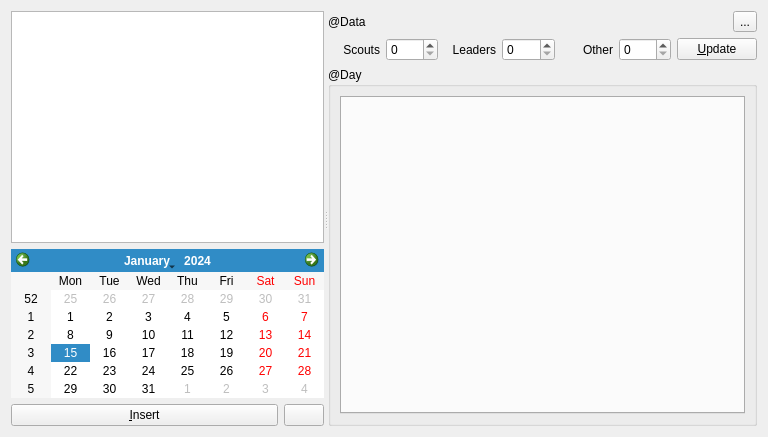
This is src/ui/TabMealWidget.ui in wnt-zhp/zarlock-cpp as Qt 5 draws it before an edit. The edited form follows.
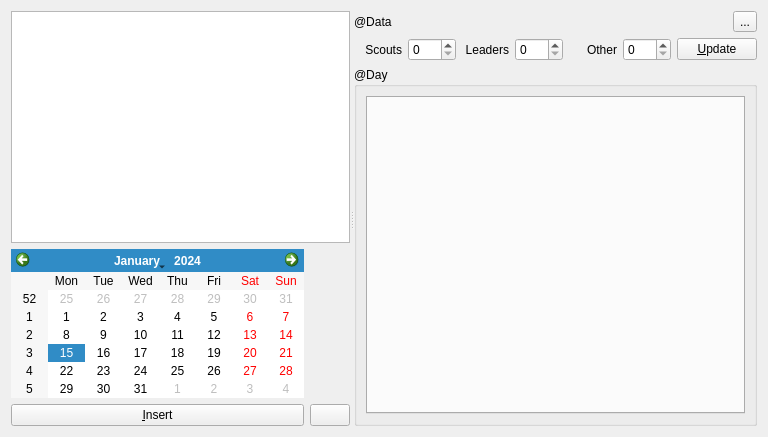
This is the edited form. Custom widgets are drawn as their Qt base class.

Commit message: Spin boxes mapping in meal tab fixed, db optimalization.

Diff of the .ui file:
```diff
--- a/src/ui/TabMealWidget.ui
+++ b/src/ui/TabMealWidget.ui
@@ -20,22 +20,41 @@
       <enum>Qt::Horizontal</enum>
      </property>
      <widget class="QWidget" name="verticalLayoutWidget">
-      <layout class="QVBoxLayout" name="verticalLayout" stretch="1,0,0">
+      <layout class="QVBoxLayout" name="verticalLayout" stretch="1,0">
        <item>
         <widget class="QTableView" name="list_meal"/>
        </item>
        <item>
+        <layout class="QHBoxLayout" name="horizontalLayout_4" stretch="1,0">
+         <item>
+          <layout class="QVBoxLayout" name="layout_calendar">
+           <item>
         <widget class="QCalendarWidget" name="calendar"/>
        </item>
        <item>
-        <layout class="QHBoxLayout" name="horizontalLayout_5" stretch="1,0">
-         <item>
           <widget class="QPushButton" name="action_insert">
            <property name="text">
             <string>&amp;Insert</string>
            </property>
           </widget>
          </item>
+          </layout>
+         </item>
+         <item>
+          <layout class="QVBoxLayout" name="layout_cal_toggle">
+           <item>
+            <spacer name="verticalSpacer">
+             <property name="orientation">
+              <enum>Qt::Vertical</enum>
+             </property>
+             <property name="sizeHint" stdset="0">
+              <size>
+               <width>0</width>
+               <height>0</height>
+              </size>
+             </property>
+            </spacer>
+           </item>
          <item>
           <widget class="QPushButton" name="action_toggle">
            <property name="checkable">
@@ -46,6 +65,8 @@
         </layout>
        </item>
       </layout>
+       </item>
+      </layout>
      </widget>
      <widget class="QWidget" name="verticalLayoutWidget_2">
       <layout class="QVBoxLayout" name="verticalLayout_2">
```
Left out of the diff: 3 changed lines with no effect on the pictures. Lines whose indentation alone changed are shown as unchanged. The commit also changes 10 other files.
